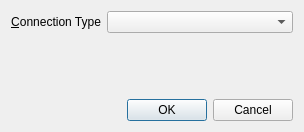
Before: the Qt Designer form QWorkNew/plugins/db/dbbrowser/ConnectDialog.ui in kai66673/QWorkNew, drawn with Qt 5.
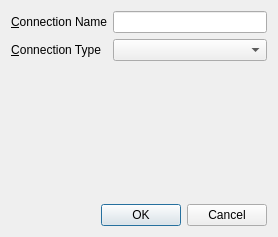
After: the same form once the commit is applied.

Commit message: connection title support

```diff
--- a/QWorkNew/plugins/db/dbbrowser/ConnectDialog.ui
+++ b/QWorkNew/plugins/db/dbbrowser/ConnectDialog.ui
@@ -6,8 +6,8 @@
    <rect>
     <x>0</x>
     <y>0</y>
-    <width>304</width>
-    <height>132</height>
+    <width>278</width>
+    <height>237</height>
    </rect>
   </property>
   <property name="sizePolicy">
@@ -24,8 +24,24 @@
   </property>
   <layout class="QVBoxLayout" name="verticalLayout">
    <item>
-    <layout class="QHBoxLayout" name="horizontalLayout">
-     <item>
+    <layout class="QFormLayout" name="formLayout">
+     <item row="0" column="0">
+      <widget class="QLabel" name="connNameLabel">
+       <property name="text">
+        <string>&amp;Connection Name</string>
+       </property>
+       <property name="alignment">
+        <set>Qt::AlignRight|Qt::AlignTrailing|Qt::AlignVCenter</set>
+       </property>
+       <property name="buddy">
+        <cstring>connTypeComboBox</cstring>
+       </property>
+      </widget>
+     </item>
+     <item row="0" column="1">
+      <widget class="QLineEdit" name="connectionNameEdit"/>
+     </item>
+     <item row="1" column="0">
       <widget class="QLabel" name="connTypeLabel">
        <property name="text">
         <string>&amp;Connection Type</string>
@@ -38,7 +54,7 @@
        </property>
       </widget>
      </item>
-     <item>
+     <item row="1" column="1">
       <widget class="QComboBox" name="connTypeComboBox">
        <property name="sizePolicy">
         <sizepolicy hsizetype="Preferred" vsizetype="Fixed">
@@ -58,6 +74,21 @@
     </widget>
    </item>
    <item>
+    <layout class="QHBoxLayout" name="horizontalLayout">
+     <item>
+      <spacer name="horizontalSpacer">
+       <property name="orientation">
+        <enum>Qt::Horizontal</enum>
+       </property>
+       <property name="sizeHint" stdset="0">
+        <size>
+         <width>40</width>
+         <height>20</height>
+        </size>
+       </property>
+      </spacer>
+     </item>
+     <item>
     <widget class="QDialogButtonBox" name="buttonBox">
      <property name="orientation">
       <enum>Qt::Horizontal</enum>
@@ -66,6 +97,8 @@
       <set>QDialogButtonBox::Cancel|QDialogButtonBox::Ok</set>
      </property>
     </widget>
+     </item>
+    </layout>
    </item>
   </layout>
  </widget>
```
Lines whose indentation alone changed are shown as unchanged. The commit also changes 7 other files.
